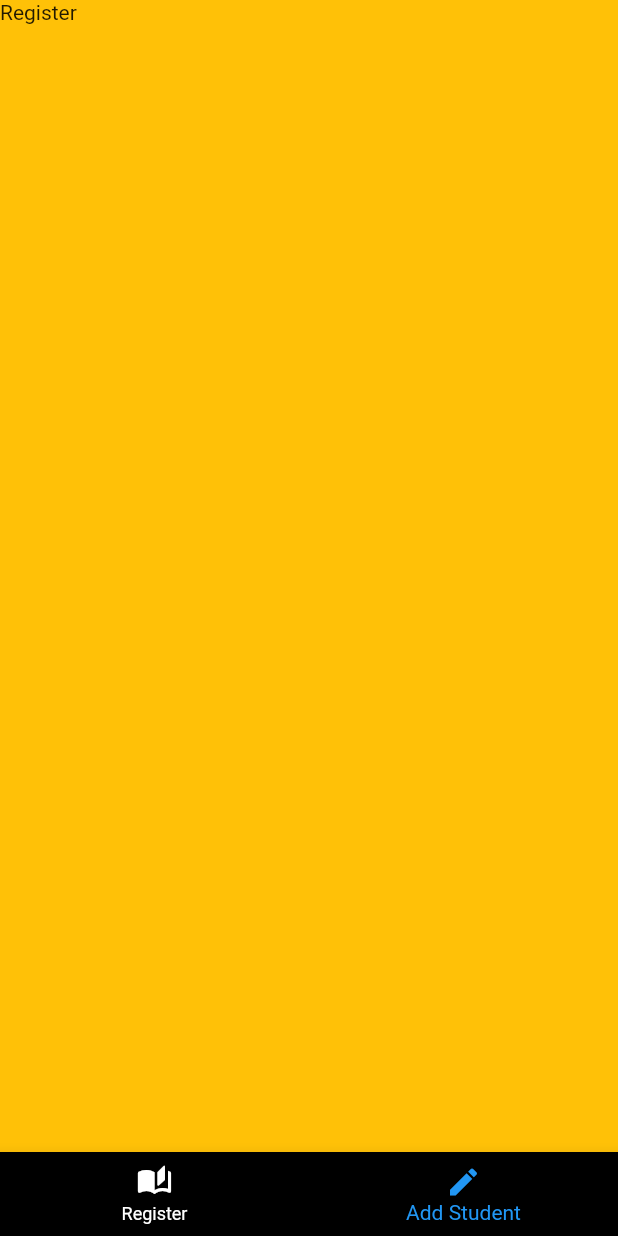
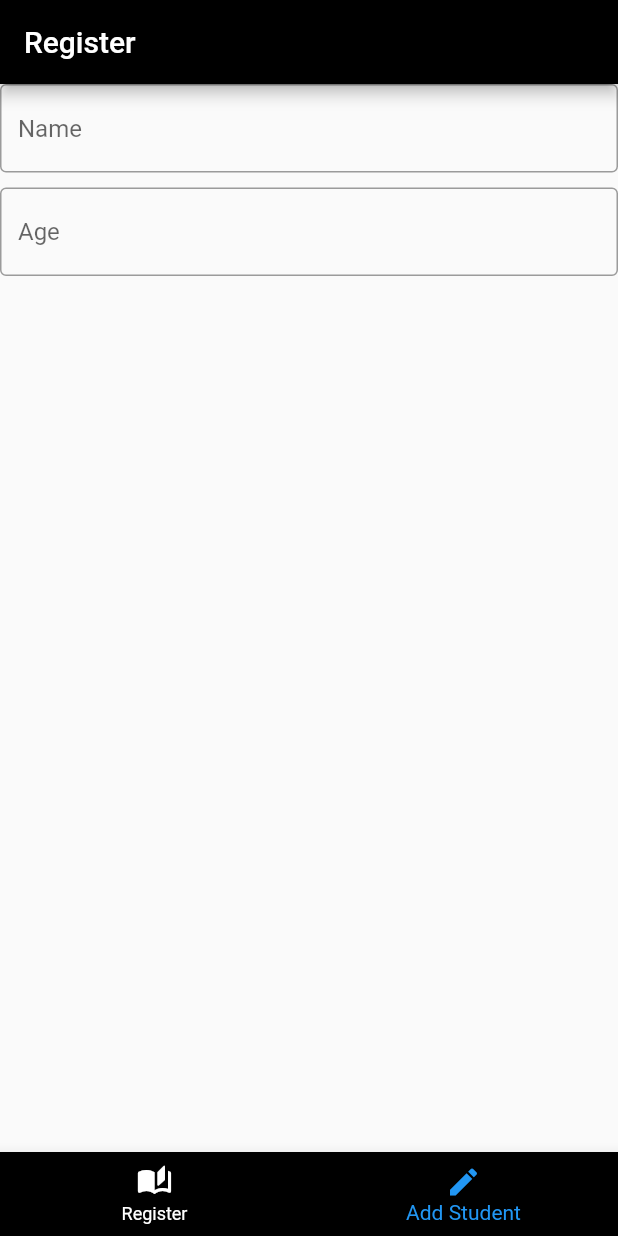
Before and after one commit to joyaljosephnote/Students_Data_App, a Flutter app: the screen it shows after launch, item 2 of the bottom bar chosen, on a phone screen of 412 x 824 dp. Run offline on Flutter 3.47's test engine with Material 2 defaults, Android fonts, the phone set to English and light mode, and no system bars.

```diff
--- a/lib/screens/home_screen.dart
+++ b/lib/screens/home_screen.dart
@@ -14,7 +14,7 @@ class _HomeScreenState extends State<HomeScreen> {
 
   final _pages = [
     const StudentsList(),
-    const StudentsRegister(),
+    StudentsRegister(),
   ];
   @override
   Widget build(BuildContext context) {
--- a/lib/screens/register.dart
+++ b/lib/screens/register.dart
@@ -1,14 +1,40 @@
 import 'package:flutter/material.dart';
 
 class StudentsRegister extends StatelessWidget {
-  const StudentsRegister({super.key});
+  StudentsRegister({super.key});
+
+  final _nameController = TextEditingController();
+  final _ageController = TextEditingController();
 
   @override
   Widget build(BuildContext context) {
-    return const Scaffold(
-      backgroundColor: Colors.amber,
-      body: SafeArea(
-        child: Text('Register'),
+    return Scaffold(
+      appBar: AppBar(
+        backgroundColor: Colors.black,
+        title: const Text(
+          'Register',
+          textAlign: TextAlign.center,
+        ),
+        // actions: [Icon(showSearch(context: context, delegate: delegate))],
+      ),
+      body: Column(
+        children: [
+          TextField(
+            controller: _nameController,
+            decoration: const InputDecoration(
+              border: OutlineInputBorder(),
+              hintText: 'Name',
+            ),
+          ),
+          const SizedBox(height: 10),
+          TextField(
+            controller: _ageController,
+            decoration: const InputDecoration(
+              border: OutlineInputBorder(),
+              hintText: 'Age',
+            ),
+          )
+        ],
       ),
     );
   }
--- a/lib/screens/students_list.dart
+++ b/lib/screens/students_list.dart
@@ -19,6 +19,11 @@ class StudentsList extends StatelessWidget {
         child: Column(
           children: [
             TextField(
+              // onChanged: (value) {
+              //   setState(()){
+
+              //   }
+              // },
               decoration: InputDecoration(
                   labelText: 'Search',
                   suffixIcon: const Icon(Icons.search),
```
Also changed, not shown: pubspec.yaml (+7 -12 lines), pubspec.lock, 1 other file.
